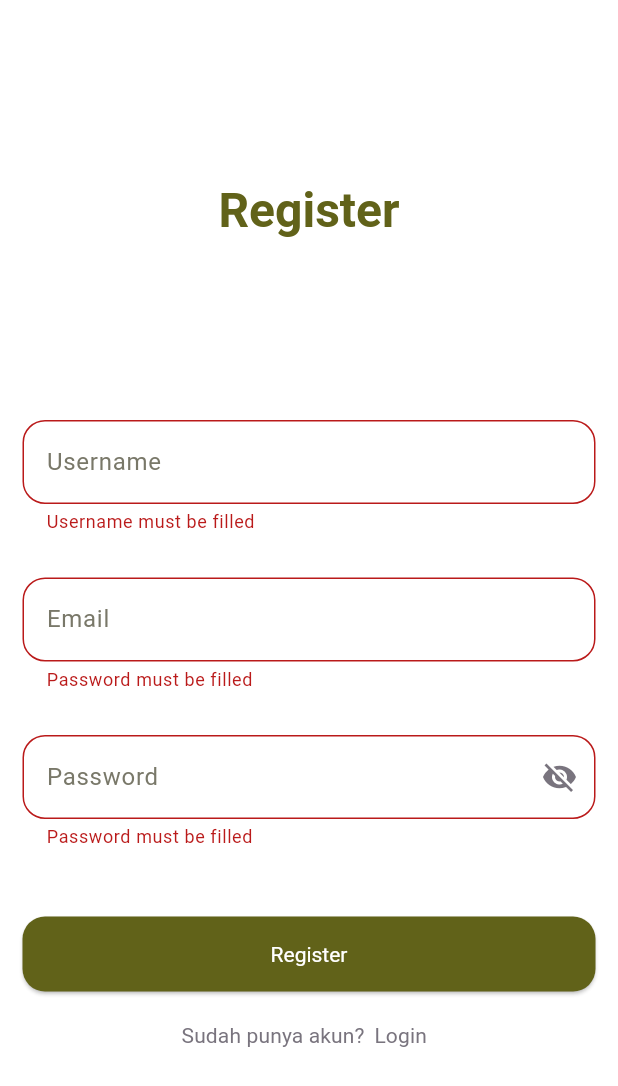
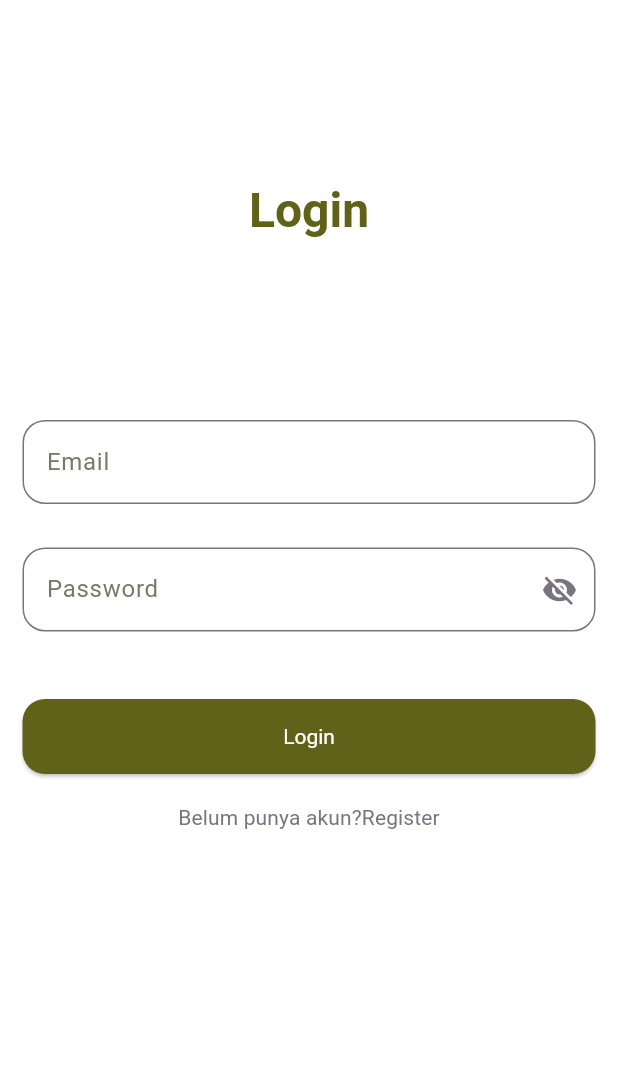
Before and after one commit to wasitemo/schedular_app, a Flutter app: the screen it shows after launch, after a tap on "Register", after a tap on "Login", on a phone screen of 412 x 824 dp. Shown: the top 1086 px of the screen. Run offline on Flutter 3.47's test engine with Material 3 defaults, Android fonts, the phone set to English and light mode, and no system bars; our stand-ins replace bloc, connectivity_plus, dartz, equatable, flutter_bloc, get_it and 4 more; accounts and stored records are empty; Roboto replaces fonts that are missing (Lusitana).

Commit message:
Membuat login page dan home page serta menjalankan fitur login

```diff
--- a/schedular_app_flutter/lib/config/routes/my_routes.dart
+++ b/schedular_app_flutter/lib/config/routes/my_routes.dart
@@ -1,4 +1,6 @@
 import 'package:go_router/go_router.dart';
+import 'package:schedular_app_flutter/feature/auth/presentation/pages/home_page.dart';
+import 'package:schedular_app_flutter/feature/auth/presentation/pages/login_page.dart';
 import 'package:schedular_app_flutter/feature/auth/presentation/pages/register_page.dart';
 
 class MyRouter {
@@ -12,6 +14,20 @@ class MyRouter {
               child: RegisterPage(),
             ),
           ),
+          GoRoute(
+            path: '/login',
+            name: 'login',
+            pageBuilder: (ctx, state) => NoTransitionPage(
+              child: LoginPage(),
+            ),
+          ),
+          GoRoute(
+            path: '/home',
+            name: 'home',
+            pageBuilder: (ctx, state) => NoTransitionPage(
+              child: HomePage(),
+            ),
+          ),
         ],
       );
 }
--- /dev/null
+++ b/schedular_app_flutter/lib/feature/auth/presentation/pages/login_page.dart
@@ -0,0 +1,159 @@
+import 'package:flutter/material.dart';
+import 'package:flutter_bloc/flutter_bloc.dart';
+import 'package:go_router/go_router.dart';
+import 'package:schedular_app_flutter/feature/auth/presentation/bloc/auth_bloc.dart';
+import 'package:schedular_app_flutter/feature/auth/presentation/bloc/auth_event.dart';
+import 'package:schedular_app_flutter/feature/auth/presentation/bloc/auth_state.dart';
+
+import '../../../../core/utils/input_validator.dart';
+import '../widgets/password_field.dart';
+
+class LoginPage extends StatefulWidget {
+  const LoginPage({super.key});
+
+  @override
+  State<LoginPage> createState() => _LoginPageState();
+}
+
+class _LoginPageState extends State<LoginPage> {
+  final _formKey = GlobalKey<FormState>();
+  final emailController = TextEditingController();
+  final passwordController = TextEditingController();
+  bool _isLoading = false;
+
+  void _onLogin() {
+    if (_formKey.currentState!.validate()) {
+      setState(() {
+        _isLoading = true;
+      });
+      context.read<AuthBloc>().add(
+            LoginEvent(
+              email: emailController.text,
+              password: passwordController.text,
+            ),
+          );
+    }
+  }
+
+  @override
+  void dispose() {
+    super.dispose();
+    emailController.dispose();
+    passwordController.dispose();
+  }
+
+  @override
+  Widget build(BuildContext context) {
+    return BlocConsumer<AuthBloc, AuthState>(
+      listener: (ctx, state) {
+        if (_isLoading && state is! AuthLoading) {
+          setState(() {
+            _isLoading = false;
+          });
+        }
+        if (state is AuthAuthenticated) {
+          ScaffoldMessenger.of(context).showSnackBar(
+            const SnackBar(
+              content: Text('Login Berhasil!'),
+              backgroundColor: Colors.green,
+            ),
+          );
+          context.go('/home');
+        } else if (state is AuthUnAuthenticated) {
+          ScaffoldMessenger.of(context).showSnackBar(
+            SnackBar(
+              content: Text(state.toString()),
+              backgroundColor: Theme.of(context).colorScheme.error,
+            ),
+          );
+          context.go('/');
+        }
+      },
+      builder: (bctx, bstate) {
+        return Scaffold(
+          body: SingleChildScrollView(
+            child: Padding(
+              padding: const EdgeInsets.symmetric(horizontal: 15),
+              child: Column(
+                crossAxisAlignment: CrossAxisAlignment.stretch,
+                children: [
+                  Center(
+                    heightFactor: 7,
+                    child: Text(
+                      'Login',
+                      style: Theme.of(context).textTheme.headlineLarge,
+                    ),
+                  ),
+                  Form(
+                    key: _formKey,
+                    child: Column(
+                      children: [
+                        TextFormField(
+                          controller: emailController,
+                          autovalidateMode: AutovalidateMode.onUserInteraction,
+                          decoration: InputDecoration(labelText: 'Email'),
+                          validator: InputValidator.isEmailValid,
+                        ),
+                        SizedBox(height: 29),
+                        PasswordField(
+                          passwordController: passwordController,
+                          validator: InputValidator.isValidPassword,
+                          label: 'Password',
+                        ),
+                        SizedBox(height: 45),
+                        SizedBox(
+                          width: double.infinity,
+                          child: ElevatedButton(
+                            onPressed: _isLoading ? null : _onLogin,
+                            child: _isLoading
+                                ? const CircularProgressIndicator()
+                                : const Text("Login"),
+                          ),
+                        ),
+                        SizedBox(height: 5),
+                        Row(
+                          mainAxisAlignment: MainAxisAlignment.center,
+                          children: [
+                            Text(
+                              'Belum punya akun?',
+                              style: Theme.of(context)
+                                  .textTheme
+                                  .titleSmall
+                                  ?.copyWith(
+                                    color:
+                                        Theme.of(context).colorScheme.outline,
+                                  ),
+                            ),
+                            TextButton(
+                              onPressed: () {
+                                context.go('register');
+                              },
+                              style: TextButton.styleFrom(
+                                padding: EdgeInsets.zero,
+                                minimumSize: Size(0, 0),
+                              ),
+                              child: Text(
+                                "Register",
+                                style: Theme.of(context)
+                                    .textTheme
+                                    .titleSmall
+                                    ?.copyWith(
+                                      color:
+                                          Theme.of(context).colorScheme.outline,
+                                    ),
+                              ),
+                            ),
+                          ],
+                        ),
+                      ],
+                    ),
+                  ),
+                ],
+              ),
+            ),
+          ),
+        );
+      },
+    );
+  }
+}
--- a/schedular_app_flutter/lib/feature/auth/presentation/pages/register_page.dart
+++ b/schedular_app_flutter/lib/feature/auth/presentation/pages/register_page.dart
@@ -1,5 +1,6 @@
 import 'package:flutter/material.dart';
 import 'package:flutter_bloc/flutter_bloc.dart';
+import 'package:go_router/go_router.dart';
 import 'package:schedular_app_flutter/core/utils/input_validator.dart';
 import 'package:schedular_app_flutter/feature/auth/presentation/bloc/auth_bloc.dart';
 import 'package:schedular_app_flutter/feature/auth/presentation/bloc/auth_state.dart';
@@ -19,6 +20,12 @@ class _RegisterPageState extends State<RegisterPage> {
   final usernameController = TextEditingController();
   final emailController = TextEditingController();
   final passwordController = TextEditingController();
+
+  @override
+  void initState() {
+    super.initState();
+    context.read<AuthBloc>().add(GetTokenEvent());
+  }
 
   void _onRegister() {
     if (_formKey.currentState!.validate()) {
@@ -106,7 +113,9 @@ class _RegisterPageState extends State<RegisterPage> {
                                 ),
                           ),
                           TextButton(
-                            onPressed: () {},
+                            onPressed: () {
+                              context.go('login');
+                            },
                             style: TextButton.styleFrom(
                               padding: EdgeInsets.zero,
                               minimumSize: Size(0, 0),
```
Also changed, not shown: schedular_app_flutter/lib/feature/auth/presentation/pages/home_page.dart (added, +14 -0 lines).
